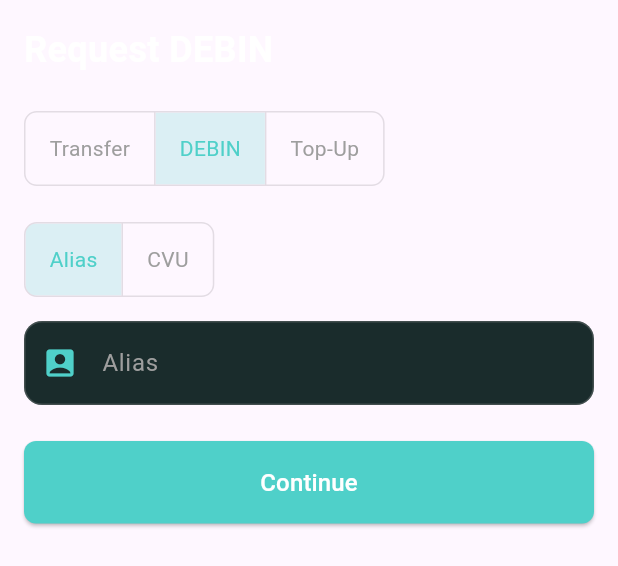
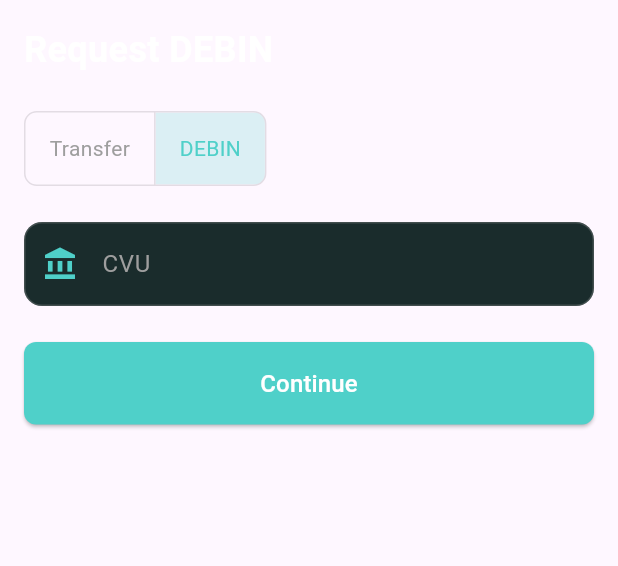
Before and after one commit to FTX-Aseca/libra-ui, a Flutter app: the TransferView widget shown alone on an empty page, opened directly, after a tap on "DEBIN", on a phone screen of 412 x 824 dp. Shown: the top 566 px of the screen. Run offline on Flutter 3.47's test engine with Material 3 defaults, Android fonts, the phone set to English and light mode, and no system bars; our stand-ins replace dio, equatable, flutter_dotenv, flutter_riverpod, go_router, jwt_decoder.

Commit message:
cambiado to a from, borrado topup y devin solo CVU

```diff
--- a/lib/domain/models/account/transfer.dart
+++ b/lib/domain/models/account/transfer.dart
@@ -1,16 +1,16 @@
 class Transfer {
-  final String toIdentifier;
+  final String fromIdentifier;
   final IdentifierType identifierType;
   final double amount;
 
   Transfer({
-    required this.toIdentifier,
+    required this.fromIdentifier,
     required this.identifierType,
     required this.amount,
   });
 
   Map<String, dynamic> toJson() => {
-    'toIdentifier': toIdentifier,
+    'fromIdentifier': fromIdentifier,
     'identifierType': identifierType.name.toUpperCase(),
     'amount': amount,
   };
--- a/lib/presentation/views/account/transfer/transfer_loading_view.dart
+++ b/lib/presentation/views/account/transfer/transfer_loading_view.dart
@@ -38,7 +38,7 @@ class _TransferLoadingViewState extends ConsumerState<TransferLoadingView> {
     try {
       if (widget.operationType == OperationType.transfer) {
         final transfer = Transfer(
-          toIdentifier: widget.dest,
+          fromIdentifier: widget.dest,
           identifierType: widget.isAlias
               ? IdentifierType.alias
               : IdentifierType.cvu,
--- a/lib/presentation/views/account/transfer/transfer_view.dart
+++ b/lib/presentation/views/account/transfer/transfer_view.dart
@@ -25,7 +25,6 @@ class _TransferScreenState extends ConsumerState<TransferView> {
   static const List<OperationType> _operationOptions = [
     OperationType.transfer,
     OperationType.debin,
-    OperationType.topUp,
   ];
   final _formKey = GlobalKey<FormState>();
   final TextEditingController _destController = TextEditingController();
@@ -87,7 +86,7 @@ class _TransferScreenState extends ConsumerState<TransferView> {
     final operationTypeText = switch (_operationType) {
       OperationType.transfer => 'Transfer',
       OperationType.debin => 'Request DEBIN',
-      OperationType.topUp => 'Request Top-Up',
+      OperationType.topUp => '',
     };
     return Padding(
       padding: const EdgeInsets.all(16.0),
@@ -113,7 +112,7 @@ class _TransferScreenState extends ConsumerState<TransferView> {
                 setState(() {
                   _operationType = _operationOptions[index];
                   _destController.clear();
-                  _isAlias = true;
+                  _isAlias = _operationType == OperationType.transfer;
                 });
               },
               borderRadius: BorderRadius.circular(8),
@@ -129,15 +128,10 @@ class _TransferScreenState extends ConsumerState<TransferView> {
                   padding: EdgeInsets.symmetric(horizontal: 16),
                   child: Text('DEBIN'),
                 ),
-                Padding(
-                  padding: EdgeInsets.symmetric(horizontal: 16),
-                  child: Text('Top-Up'),
-                ),
               ],
             ),
             const SizedBox(height: 24),
-            if (_operationType == OperationType.transfer ||
-                _operationType == OperationType.debin) ...[
+            if (_operationType == OperationType.transfer) ...[
               ToggleButtons(
                 isSelected: [_isAlias, !_isAlias],
                 onPressed: (index) {
@@ -162,6 +156,9 @@ class _TransferScreenState extends ConsumerState<TransferView> {
                 ],
               ),
               const SizedBox(height: 16),
+            ],
+            if (_operationType == OperationType.transfer ||
+                _operationType == OperationType.debin) ...[
               LibraTextFormField(
                 semanticsFieldName: _isAlias ? 'alias' : 'cvu',
                 controller: _destController,
```
